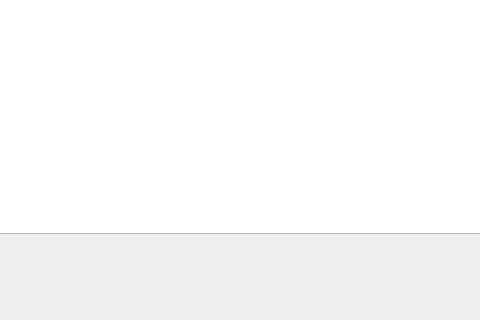
The window that annotation_details.ui (TrinhLab/CASPERapp) describes before a commit, drawn with Qt 5; both pictures show x 249 to 729 and y 280 to 600 of the 978 by 600 pixel window.
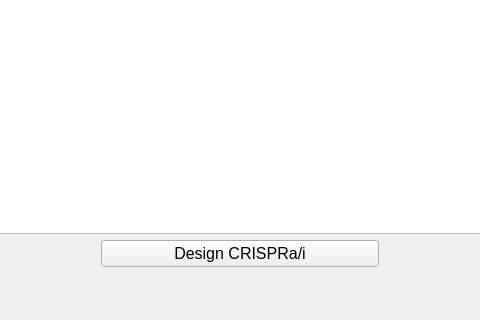
The same window after the commit.

Patch:
```diff
--- a/annotation_details.ui
+++ b/annotation_details.ui
@@ -230,6 +230,19 @@
         </property>
        </widget>
       </item>
+      <item>
+       <widget class="QPushButton" name="CRISPRai_button">
+        <property name="minimumSize">
+         <size>
+          <width>125</width>
+          <height>0</height>
+         </size>
+        </property>
+        <property name="text">
+         <string>Design CRISPRa/i</string>
+        </property>
+       </widget>
+      </item>
       <item alignment="Qt::AlignRight">
        <widget class="QPushButton" name="Submit_button">
         <property name="sizePolicy">
```
Left out of the diff: 112 changed lines with no effect on the pictures.
